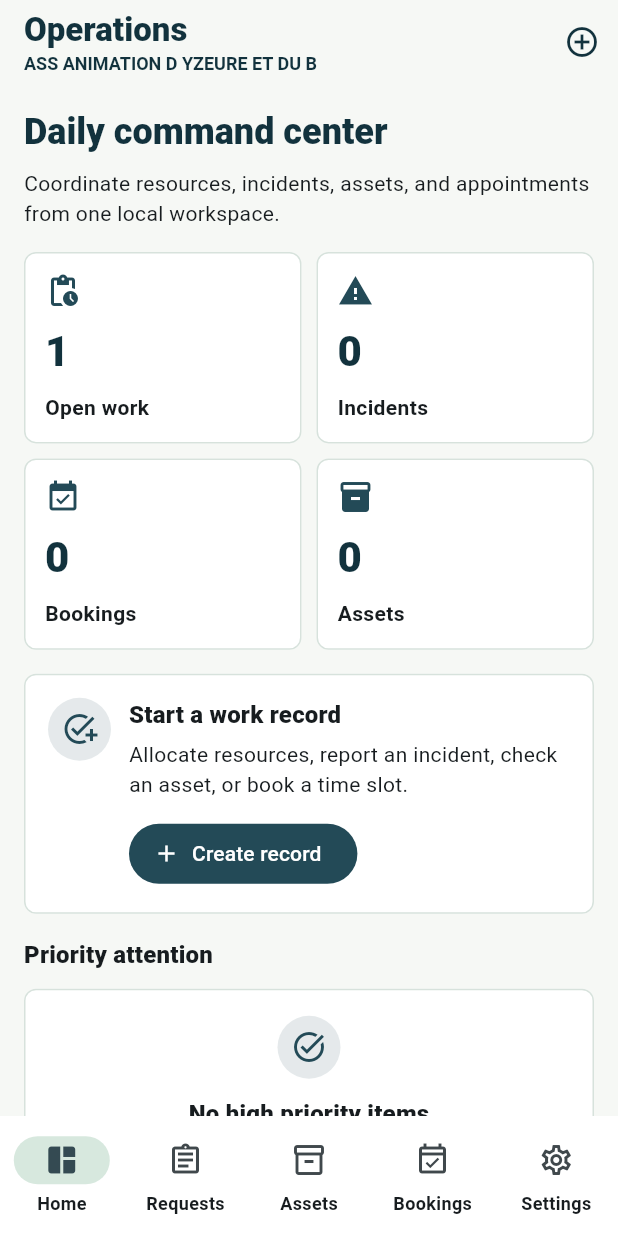
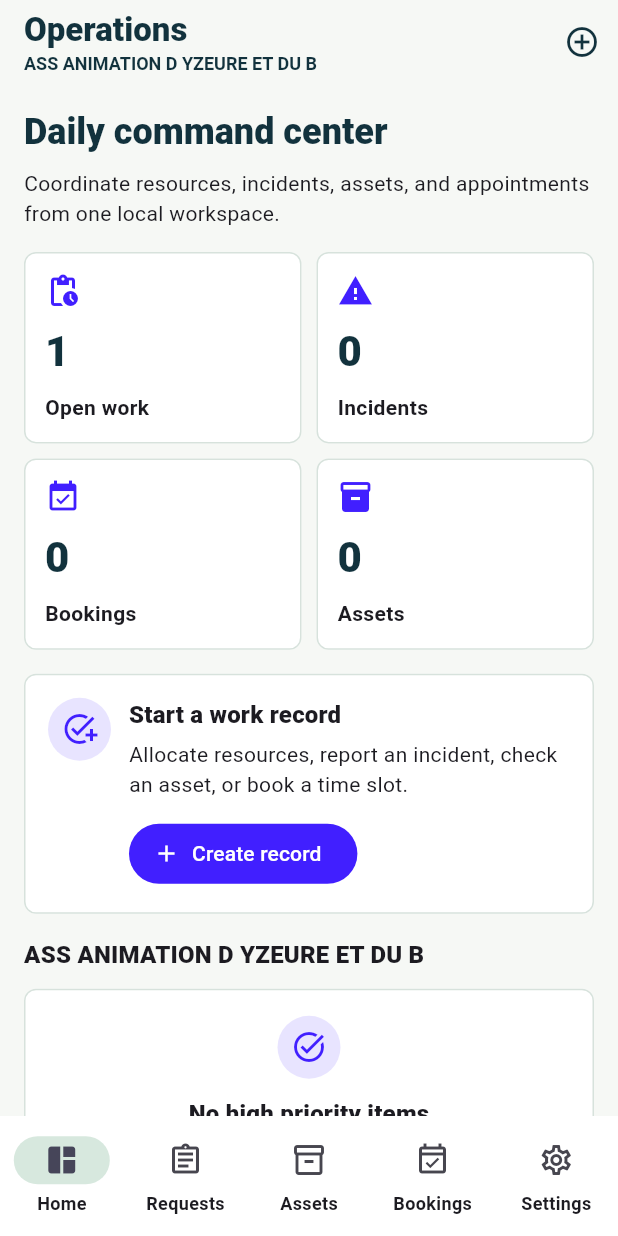
Before and after one commit to EOOrga/68d9d11a1299230338ee90ab, a Flutter app: the screen it shows after launch, on a phone screen of 412 x 824 dp. Run offline on Flutter 3.47's test engine with Material 3 defaults, Android fonts, the phone set to English and light mode, and no system bars; our stand-ins replace shared_preferences.

Commit message:
Create Flutter variant com.ooo.assopsyzeure

```diff
--- a/lib/main.dart
+++ b/lib/main.dart
@@ -17,8 +17,8 @@
 
   @override
   Widget build(BuildContext context) {
-    const primary = Color(0xFF234A57);
-    const secondary = Color(0xFFB86A3E);
+    const primary = Color(0xFF411FFF);
+    const secondary = Color(0xFFB01FFF);
     const surface = Color(0xFFF6F8F5);
 
     final scheme =
@@ -327,7 +327,7 @@
         ActionPanel(onCreate: onCreate),
         const SizedBox(height: 16),
         SectionHeader(
-          title: 'Priority attention',
+          title: 'ASS ANIMATION D YZEURE ET DU B',
           actionLabel: urgent.isEmpty ? null : '${urgent.length} active',
         ),
         if (urgent.isEmpty)
--- a/pubspec.yaml
+++ b/pubspec.yaml
@@ -1,4 +1,4 @@
-name: ass_ops_yzeure
+name: assopsyzeure
 description: "Local operations workspace for ASS ANIMATION D YZEURE ET DU B."
 publish_to: 'none'
 version: 1.0.0+1
@@ -23,8 +23,8 @@
   ios: false
   image_path: "docs/icon.png"
   min_sdk_android: 23
-  adaptive_icon_background: "#f6f8f5"
-  adaptive_icon_foreground: "docs/icon.png"
+  adaptive_icon_background: "#FF1FDD"
+  adaptive_icon_foreground: docs/icon.png
 
 flutter:
   uses-material-design: true
```
Also changed, not shown: docs/icon.png, 12 other files.
